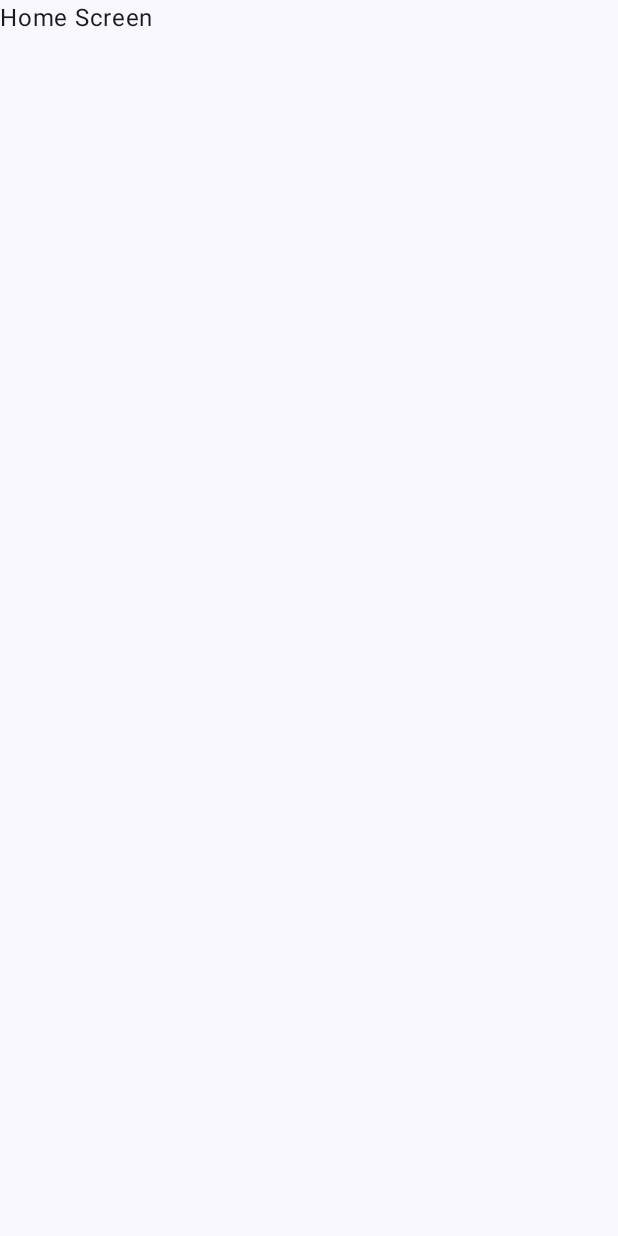
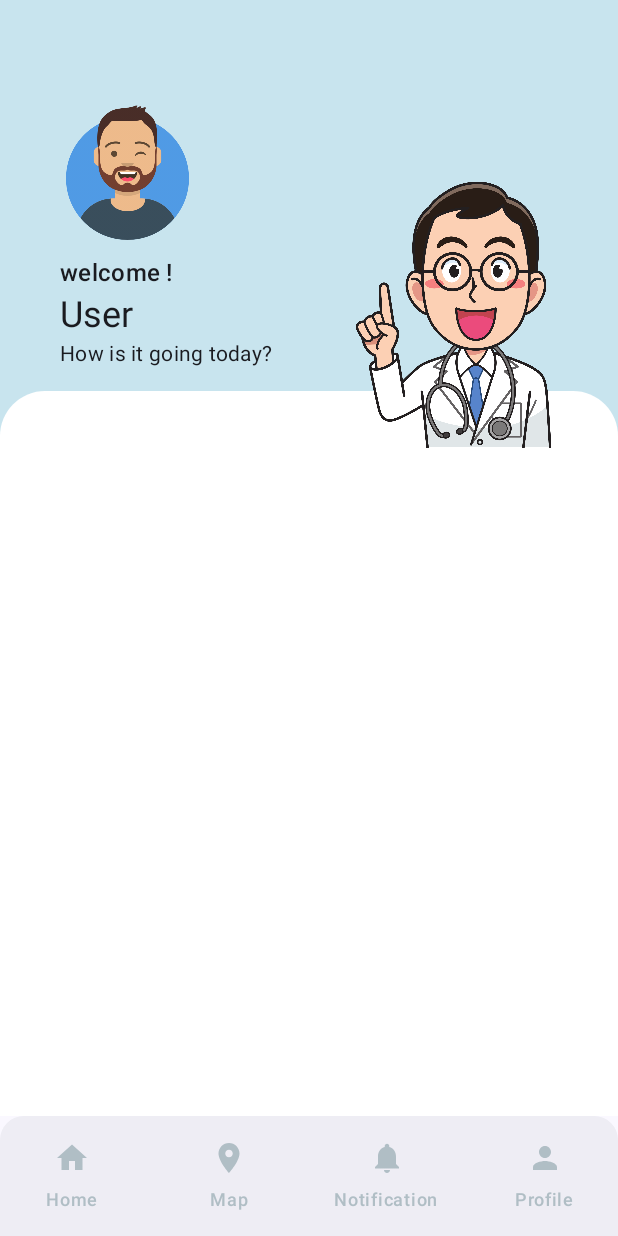
Before and after one commit to Lama-Raj/PersonalHealthBuddy, an Android app built with Jetpack Compose: the DashboardScreen screen opened through its navigation route, on a phone screen of 412 x 824 dp. Before the commit the screen is almost empty. Run offline under Robolectric (Android 15) with nearby library versions, the phone set to English and light mode, and no system bars.

Commit message:
User will get redirected to Dashboard when loggedIn

```diff
--- a/app/src/main/java/com/unh/personal_health_buddy/MainActivity.kt
+++ b/app/src/main/java/com/unh/personal_health_buddy/MainActivity.kt
@@ -4,9 +4,6 @@ import android.os.Bundle
 import androidx.activity.ComponentActivity
 import androidx.activity.compose.setContent
 import androidx.activity.enableEdgeToEdge
-import androidx.compose.foundation.layout.fillMaxSize
-import androidx.compose.material3.Scaffold
-import androidx.compose.ui.Modifier
 import com.google.firebase.FirebaseApp
 import com.unh.personal_health_buddy.navigations.AppNavigation
 import com.unh.personal_health_buddy.ui.theme.PersonalHealthBuddyTheme
@@ -32,12 +29,8 @@ class MainActivity : ComponentActivity() {
         setContent {
             // Applies the custom theme (colors, typography, etc.) to the entire application.
             PersonalHealthBuddyTheme {
-                // Scaffold is a top-level Material Design layout component.
-                // It provides slots for various UI elements and handles insets like the status bar.
-                Scaffold(modifier = Modifier.fillMaxSize()) { innerPadding ->
-                    // AppNavigation is the composable that sets up the navigation graph for the app.
-                    AppNavigation()
-                }
+                // AppNavigation now contains the Scaffold and manages the entire app layout.
+                AppNavigation()
             }
         }
     }
--- a/app/src/main/java/com/unh/personal_health_buddy/navigations/Navigation.kt
+++ b/app/src/main/java/com/unh/personal_health_buddy/navigations/Navigation.kt
@@ -1,12 +1,19 @@
 package com.unh.personal_health_buddy.navigations
 
-import androidx.compose.material3.Text
+import androidx.compose.foundation.layout.padding
+import androidx.compose.material3.Scaffold
 import androidx.compose.runtime.Composable
+import androidx.compose.runtime.getValue
+import androidx.compose.ui.Modifier
+import androidx.navigation.NavGraph.Companion.findStartDestination
 import androidx.navigation.compose.NavHost
 import androidx.navigation.compose.composable
+import androidx.navigation.compose.currentBackStackEntryAsState
 import androidx.navigation.compose.rememberNavController
+import com.unh.personal_health_buddy.account.ResetPasswordScreen
 import com.unh.personal_health_buddy.account.SignInScreen
 import com.unh.personal_health_buddy.account.SignUpScreen
+import com.unh.personal_health_buddy.screen.DashboardScreen
 import com.unh.personal_health_buddy.screen.MainWelcomeScreen
 
 // This composable function sets up the application's navigation graph.
@@ -14,12 +21,41 @@ import com.unh.personal_health_buddy.screen.MainWelcomeScreen
 @Composable
 fun AppNavigation() {
     val navController = rememberNavController()
-    NavHost(navController = navController, startDestination = "main_welcome") {
-        composable("main_welcome") { MainWelcomeScreen(navController) }
-        composable("signup") { SignUpScreen(navController) }
-        composable("sign-in") { SignInScreen(navController) }
-        // TODO: Replace these with your actual Home and ResetPassword screens
-        composable("home") { Text("Home Screen") }
-        composable("reset-password") { Text("Reset Password Screen") }
+    val navBackStackEntry by navController.currentBackStackEntryAsState()
+    val currentRoute = navBackStackEntry?.destination?.route
+
+    // Screens that should not have the BottomNavBar
+    val screensWithoutNavBar = listOf("main_welcome", "signup", "sign-in", "reset-password")
+
+    Scaffold(
+        bottomBar = {
+            if (currentRoute !in screensWithoutNavBar) {
+                BottomNavBar(
+                    currentRoute = currentRoute ?: "",
+                    onItemClick = { route ->
+                        navController.navigate(route) {
+                            popUpTo(navController.graph.findStartDestination().id) {
+                                saveState = true
+                            }
+                            launchSingleTop = true
+                            restoreState = true
+                        }
+                    }
+                )
+            }
+        }
+    ) { innerPadding ->
+        NavHost(
+            navController = navController,
+            startDestination = "main_welcome",
+            modifier = Modifier.padding(innerPadding)
+        ) {
+            composable("main_welcome") { MainWelcomeScreen(navController) }
+            composable("signup") { SignUpScreen(navController) }
+            composable("sign-in") { SignInScreen(navController) }
+            composable("home") { DashboardScreen() }
+            composable("reset-password") { ResetPasswordScreen(navController) }
+            // Add other main app destinations here
+        }
     }
 }
--- a/app/src/main/java/com/unh/personal_health_buddy/screen/Map.kt
+++ b/app/src/main/java/com/unh/personal_health_buddy/screen/Map.kt
@@ -1 +1,5 @@
 package com.unh.personal_health_buddy.screen
+
+class Map{
+
+}
```
Also changed, not shown: app/src/main/java/com/unh/personal_health_buddy/authentication/auth.kt (+13 -2 lines).
